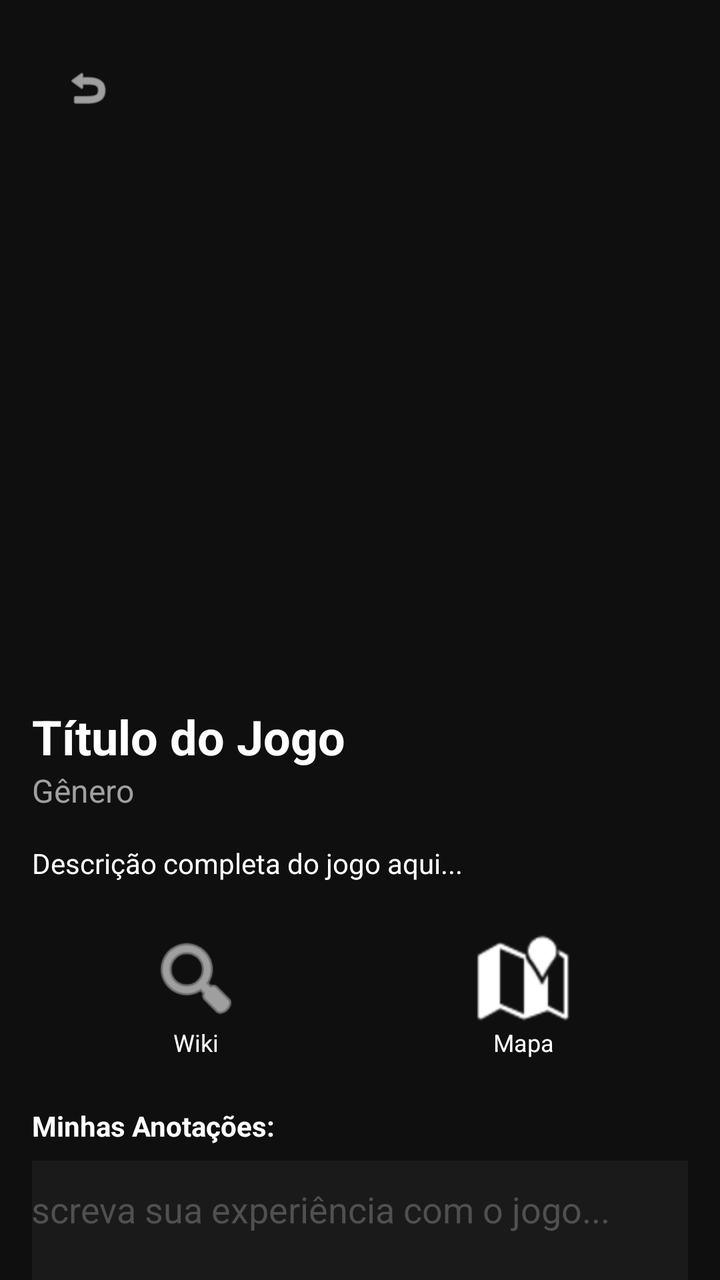
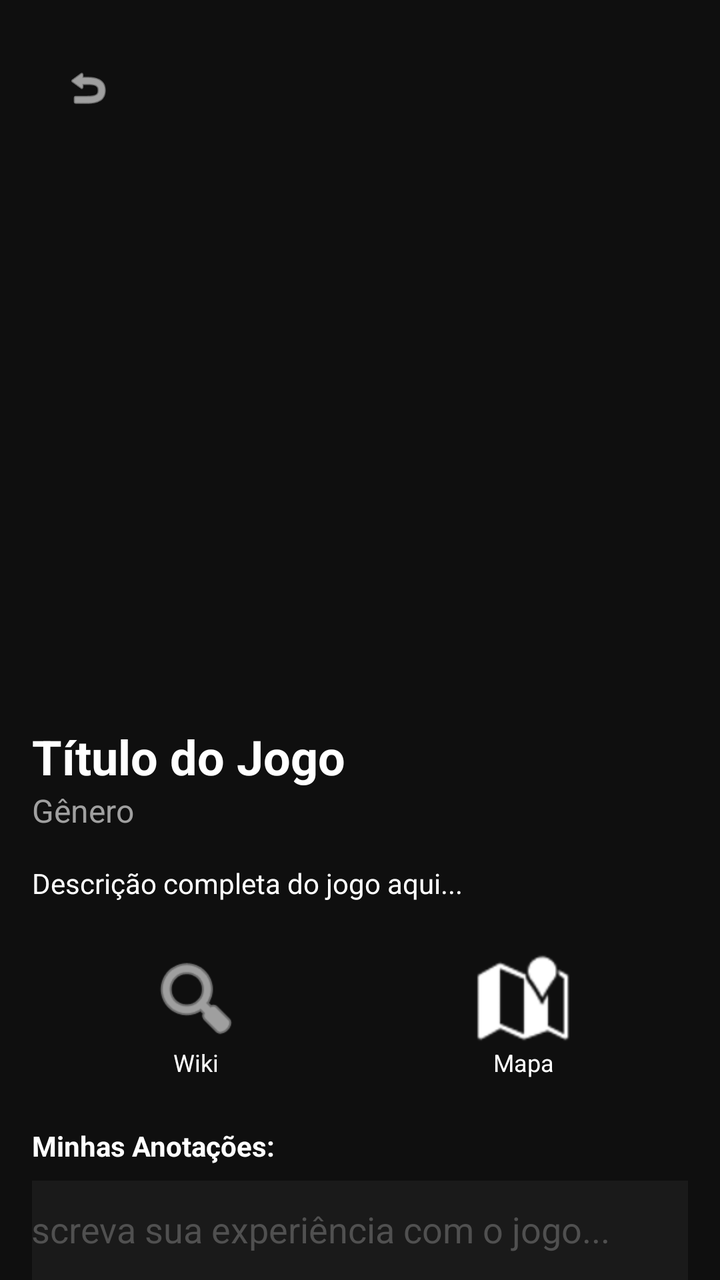

The first picture is an Android layout as it rendered before a commit; the second is the same layout after the commit. The layout source and the unified diff follow.
<!-- AndroidManifest.xml: application theme Theme.AppMobile -->
<!-- res/layout/activity_tela_detalhes_jogo.xml -->
<?xml version="1.0" encoding="utf-8"?>
<androidx.core.widget.NestedScrollView xmlns:android="http://schemas.android.com/apk/res/android"
    xmlns:app="http://schemas.android.com/apk/res-auto"
    xmlns:tools="http://schemas.android.com/tools"
    android:layout_width="match_parent"
    android:layout_height="match_parent"
    android:background="#0F0F0F"
    android:fillViewport="true">

    <androidx.constraintlayout.widget.ConstraintLayout
        android:layout_width="match_parent"
        android:layout_height="wrap_content"
        android:padding="16dp">

        <ImageView
            android:id="@+id/btnVoltarDetalhe"
            android:layout_width="40dp"
            android:layout_height="40dp"
            android:layout_marginStart="8dp"
            android:layout_marginTop="8dp"
            android:padding="8dp"
            android:clickable="true"
            android:focusable="true"
            android:background="?attr/selectableItemBackgroundBorderless"
            android:src="@android:drawable/ic_menu_revert"
            app:tint="#FFFFFF"
            app:layout_constraintStart_toStartOf="parent"
            app:layout_constraintTop_toTopOf="parent" />

        <ImageView
            android:id="@+id/imgCapaDetalhe"
            android:layout_width="200dp"
            android:layout_height="280dp"
            android:layout_marginTop="32dp"
            android:scaleType="centerCrop"
            android:adjustViewBounds="true"
            app:layout_constraintEnd_toEndOf="parent"
            app:layout_constraintStart_toStartOf="parent"
            app:layout_constraintTop_toTopOf="parent" />

        <TextView
            android:id="@+id/txtTituloDetalhe"
            android:layout_width="0dp"
            android:layout_height="wrap_content"
            android:layout_marginTop="24dp"
            android:text="Título do Jogo"
            android:textColor="#FFFFFF"
            android:textSize="24sp"
            android:textStyle="bold"
            app:layout_constraintEnd_toEndOf="parent"
            app:layout_constraintStart_toStartOf="parent"
            app:layout_constraintTop_toBottomOf="@id/imgCapaDetalhe" />

        <TextView
            android:id="@+id/txtGeneroDetalhe"
            android:layout_width="wrap_content"
            android:layout_height="wrap_content"
            android:text="Gênero"
            android:textColor="#A0A0A0"
            android:textSize="16sp"
            app:layout_constraintStart_toStartOf="parent"
            app:layout_constraintTop_toBottomOf="@id/txtTituloDetalhe" />

        <TextView
            android:id="@+id/txtDescricaoDetalhe"
            android:layout_width="0dp"
            android:layout_height="wrap_content"
            android:layout_marginTop="16dp"
            android:text="Descrição completa do jogo aqui..."
            android:textColor="#FFFFFF"
            android:textSize="14sp"
            app:layout_constraintEnd_toEndOf="parent"
            app:layout_constraintStart_toStartOf="parent"
            app:layout_constraintTop_toBottomOf="@id/txtGeneroDetalhe" />

        <LinearLayout
            android:id="@+id/layoutLinks"
            android:layout_width="match_parent"
            android:layout_height="wrap_content"
            android:layout_marginTop="24dp"
            android:orientation="horizontal"
            android:weightSum="2"
            app:layout_constraintTop_toBottomOf="@id/txtDescricaoDetalhe"
            app:layout_constraintStart_toStartOf="parent"
            app:layout_constraintEnd_toEndOf="parent">

            <LinearLayout
                android:id="@+id/btnWiki"
                android:layout_width="0dp"
                android:layout_height="wrap_content"
                android:layout_weight="1"
                android:gravity="center"
                android:orientation="vertical"
                android:clickable="true"
                android:focusable="true">

                <ImageView
                    android:layout_width="48dp"
                    android:layout_height="48dp"
                    android:src="@android:drawable/ic_menu_search"
                    app:tint="#FFFFFF" />

                <TextView
                    android:layout_width="wrap_content"
                    android:layout_height="wrap_content"
                    android:text="Wiki"
                    android:textColor="#FFFFFF"
                    android:textSize="12sp" />
            </LinearLayout>

            <LinearLayout
                android:id="@+id/btnMapa"
                android:layout_width="0dp"
                android:layout_height="wrap_content"
                android:layout_weight="1"
                android:gravity="center"
                android:orientation="vertical"
                android:clickable="true"
                android:focusable="true">

                <ImageView
                    android:layout_width="48dp"
                    android:layout_height="48dp"
                    android:src="@android:drawable/ic_dialog_map"
                    app:tint="#FFFFFF" />

                <TextView
                    android:layout_width="wrap_content"
                    android:layout_height="wrap_content"
                    android:text="Mapa"
                    android:textColor="#FFFFFF"
                    android:textSize="12sp" />
            </LinearLayout>
        </LinearLayout>

        <TextView
            android:id="@+id/lblAnotacoes"
            android:layout_width="wrap_content"
            android:layout_height="wrap_content"
            android:layout_marginTop="24dp"
            android:text="Minhas Anotações:"
            android:textColor="#FFFFFF"
            android:textStyle="bold"
            app:layout_constraintStart_toStartOf="parent"
            app:layout_constraintTop_toBottomOf="@id/layoutLinks" />

        <EditText
            android:id="@+id/editAnotacoes"
            android:layout_width="374dp"
            android:layout_height="108dp"
            android:layout_marginTop="8dp"
            android:background="#1A1A1A"
            android:gravity="top"
            android:hint="Escreva sua experiência com o jogo..."
            android:minLines="5"
            android:padding="12dp"
            android:textColor="#FFFFFF"
            android:textColorHint="#505050"
            app:layout_constraintEnd_toEndOf="parent"
            app:layout_constraintStart_toStartOf="parent"
            app:layout_constraintTop_toBottomOf="@id/lblAnotacoes" />

        <Button
            android:id="@+id/btnSalvarAnotacoes"
            android:layout_width="wrap_content"
            android:layout_height="wrap_content"
            android:layout_marginTop="16dp"
            android:text="Salvar Alterações"
            app:layout_constraintEnd_toEndOf="parent"
            app:layout_constraintTop_toBottomOf="@id/editAnotacoes" />

    </androidx.constraintlayout.widget.ConstraintLayout>
</androidx.core.widget.NestedScrollView>
<!-- resources referenced by this layout -->
<resources>
  <style name="Theme.AppMobile" parent="Base.Theme.AppMobile" />
  <style name="Base.Theme.AppMobile" parent="Theme.Material3.DayNight.NoActionBar">
          
          
      </style>
</resources>

<!-- the commit's change to res/layout/activity_tela_detalhes_jogo.xml (unified diff, before → after) -->
@@ -5,12 +5,18 @@
     android:layout_width="match_parent"
     android:layout_height="match_parent"
     android:background="#0F0F0F"
-    android:fillViewport="true">
+    android:fillViewport="true"
+    tools:context=".TelaDetalhesJogo">
 
     <androidx.constraintlayout.widget.ConstraintLayout
         android:layout_width="match_parent"
-        android:layout_height="wrap_content"
-        android:padding="16dp">
+        android:layout_height="0dp"
+        android:padding="16dp"
+        android:scaleType="centerCrop"
+        app:layout_constraintTop_toTopOf="parent"
+        app:layout_constraintBottom_toBottomOf="parent"
+        app:layout_constraintStart_toStartOf="parent"
+        app:layout_constraintEnd_toEndOf="parent">
 
         <ImageView
             android:id="@+id/btnVoltarDetalhe"
@@ -31,7 +37,7 @@
             android:id="@+id/imgCapaDetalhe"
             android:layout_width="200dp"
             android:layout_height="280dp"
-            android:layout_marginTop="32dp"
+            android:layout_marginTop="42dp"
             android:scaleType="centerCrop"
             android:adjustViewBounds="true"
             app:layout_constraintEnd_toEndOf="parent"
